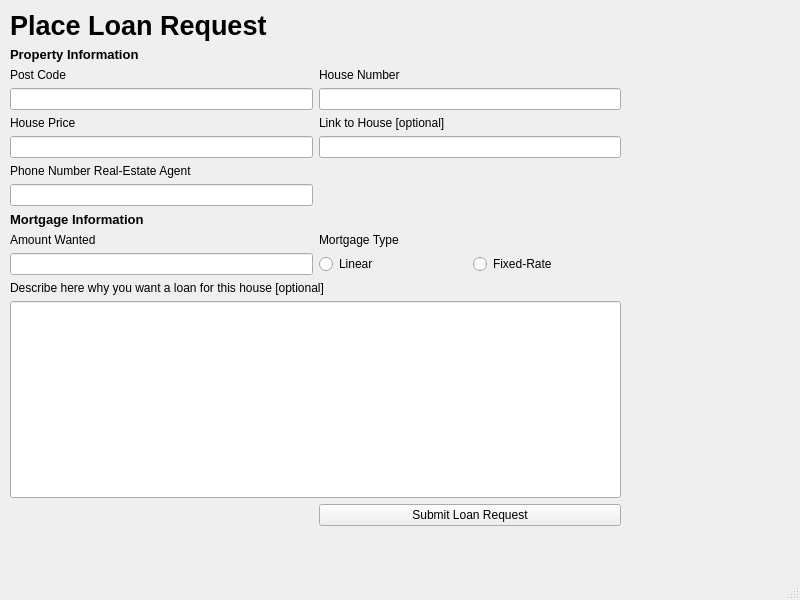
Jumba/real-estate-market-docs, file pyqt-designer/place_loan_request.ui: the form before one commit.
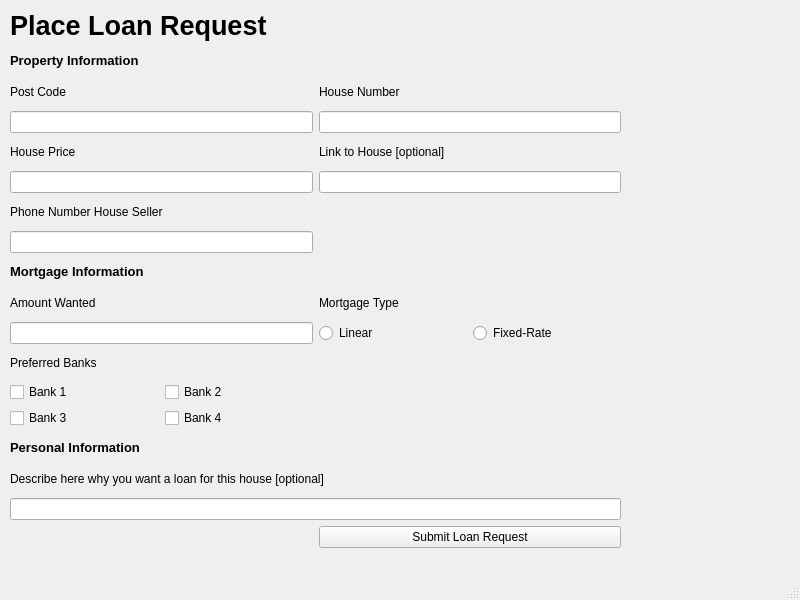
The form after the commit.

Commit message: Added banks to the 'Place Loan Request' screen

What changed in the file:
```diff
--- a/pyqt-designer/place_loan_request.ui
+++ b/pyqt-designer/place_loan_request.ui
@@ -20,42 +20,12 @@
       <x>10</x>
       <y>10</y>
       <width>611</width>
-      <height>516</height>
+      <height>538</height>
      </rect>
     </property>
     <layout class="QGridLayout" name="gridLayout">
-     <item row="2" column="0">
-      <widget class="QLabel" name="label_2">
-       <property name="font">
-        <font>
-         <pointsize>9</pointsize>
-        </font>
-       </property>
-       <property name="text">
-        <string>Post Code</string>
-       </property>
-      </widget>
-     </item>
-     <item row="3" column="1">
-      <widget class="QLineEdit" name="lineEdit_2"/>
-     </item>
-     <item row="10" column="1">
-      <layout class="QGridLayout" name="gridLayout_2">
-       <item row="0" column="0">
-        <widget class="QRadioButton" name="radioButton">
-         <property name="text">
-          <string>Linear</string>
-         </property>
-        </widget>
-       </item>
-       <item row="0" column="1">
-        <widget class="QRadioButton" name="radioButton_2">
-         <property name="text">
-          <string>Fixed-Rate</string>
-         </property>
-        </widget>
-       </item>
-      </layout>
+     <item row="5" column="0">
+      <widget class="QLineEdit" name="lineEdit_3"/>
      </item>
      <item row="0" column="0">
       <widget class="QLabel" name="label">
@@ -71,14 +41,22 @@
        </property>
       </widget>
      </item>
-     <item row="6" column="0">
-      <widget class="QLabel" name="label_11">
+     <item row="3" column="1">
+      <widget class="QLineEdit" name="lineEdit_2"/>
+     </item>
+     <item row="2" column="0">
+      <widget class="QLabel" name="label_2">
+       <property name="font">
+        <font>
+         <pointsize>9</pointsize>
+        </font>
+       </property>
        <property name="text">
-        <string>Phone Number Real-Estate Agent</string>
+        <string>Post Code</string>
        </property>
       </widget>
      </item>
-     <item row="13" column="1">
+     <item row="18" column="1">
       <widget class="QPushButton" name="pushButton">
        <property name="text">
         <string>Submit Loan Request</string>
@@ -114,6 +92,9 @@
        </property>
       </widget>
      </item>
+     <item row="7" column="0">
+      <widget class="QLineEdit" name="lineEdit_7"/>
+     </item>
      <item row="9" column="1">
       <widget class="QLabel" name="label_7">
        <property name="font">
@@ -138,9 +119,6 @@
        </property>
       </widget>
      </item>
-     <item row="7" column="0">
-      <widget class="QLineEdit" name="lineEdit_7"/>
-     </item>
      <item row="9" column="0">
       <widget class="QLabel" name="label_6">
        <property name="font">
@@ -153,29 +131,37 @@
        </property>
       </widget>
      </item>
-     <item row="11" column="0" colspan="2">
-      <widget class="QLabel" name="label_8">
-       <property name="font">
-        <font>
-         <pointsize>9</pointsize>
-         <weight>50</weight>
-         <bold>false</bold>
-        </font>
-       </property>
-       <property name="text">
-        <string>Describe here why you want a loan for this house [optional]</string>
-       </property>
-      </widget>
-     </item>
-     <item row="5" column="0">
-      <widget class="QLineEdit" name="lineEdit_3"/>
-     </item>
-     <item row="3" column="0">
-      <widget class="QLineEdit" name="lineEdit"/>
-     </item>
      <item row="10" column="0">
       <widget class="QLineEdit" name="lineEdit_5"/>
      </item>
+     <item row="3" column="0">
+      <widget class="QLineEdit" name="lineEdit"/>
+     </item>
+     <item row="6" column="0">
+      <widget class="QLabel" name="label_11">
+       <property name="text">
+        <string>Phone Number House Seller</string>
+       </property>
+      </widget>
+     </item>
+     <item row="10" column="1">
+      <layout class="QGridLayout" name="gridLayout_2">
+       <item row="0" column="0">
+        <widget class="QRadioButton" name="radioButton">
+         <property name="text">
+          <string>Linear</string>
+         </property>
+        </widget>
+       </item>
+       <item row="0" column="1">
+        <widget class="QRadioButton" name="radioButton_2">
+         <property name="text">
+          <string>Fixed-Rate</string>
+         </property>
+        </widget>
+       </item>
+      </layout>
+     </item>
      <item row="4" column="1">
       <widget class="QLabel" name="label_5">
        <property name="font">
@@ -202,13 +188,76 @@
        </property>
       </widget>
      </item>
-     <item row="12" column="0" colspan="2">
-      <widget class="QLineEdit" name="lineEdit_6">
-       <property name="sizePolicy">
-        <sizepolicy hsizetype="Expanding" vsizetype="Expanding">
-         <horstretch>0</horstretch>
-         <verstretch>0</verstretch>
-        </sizepolicy>
+     <item row="11" column="0">
+      <widget class="QLabel" name="label_12">
+       <property name="text">
+        <string>Preferred Banks</string>
+       </property>
+      </widget>
+     </item>
+     <item row="14" column="0">
+      <widget class="QLabel" name="label_13">
+       <property name="font">
+        <font>
+         <pointsize>10</pointsize>
+         <weight>75</weight>
+         <bold>true</bold>
+        </font>
+       </property>
+       <property name="text">
+        <string>Personal Information</string>
+       </property>
+      </widget>
+     </item>
+     <item row="13" column="0">
+      <layout class="QGridLayout" name="gridLayout_4">
+       <item row="0" column="1">
+        <widget class="QCheckBox" name="checkBox_2">
+         <property name="text">
+          <string>Bank 2</string>
+         </property>
+        </widget>
+       </item>
+       <item row="0" column="0">
+        <widget class="QCheckBox" name="checkBox">
+         <property name="text">
+          <string>Bank 1</string>
+         </property>
+        </widget>
+       </item>
+       <item row="1" column="0">
+        <widget class="QCheckBox" name="checkBox_3">
+         <property name="text">
+          <string>Bank 3</string>
+         </property>
+        </widget>
+       </item>
+       <item row="1" column="1">
+        <widget class="QCheckBox" name="checkBox_4">
+         <property name="text">
+          <string>Bank 4</string>
+         </property>
+        </widget>
+       </item>
+      </layout>
+     </item>
+     <item row="16" column="0" colspan="2">
+      <widget class="QLineEdit" name="lineEdit_8"/>
+     </item>
+     <item row="13" column="1">
+      <layout class="QGridLayout" name="gridLayout_5"/>
+     </item>
+     <item row="15" column="0" colspan="2">
+      <widget class="QLabel" name="label_8">
+       <property name="font">
+        <font>
+         <pointsize>9</pointsize>
+         <weight>50</weight>
+         <bold>false</bold>
+        </font>
+       </property>
+       <property name="text">
+        <string>Describe here why you want a loan for this house [optional]</string>
        </property>
       </widget>
      </item>
```
